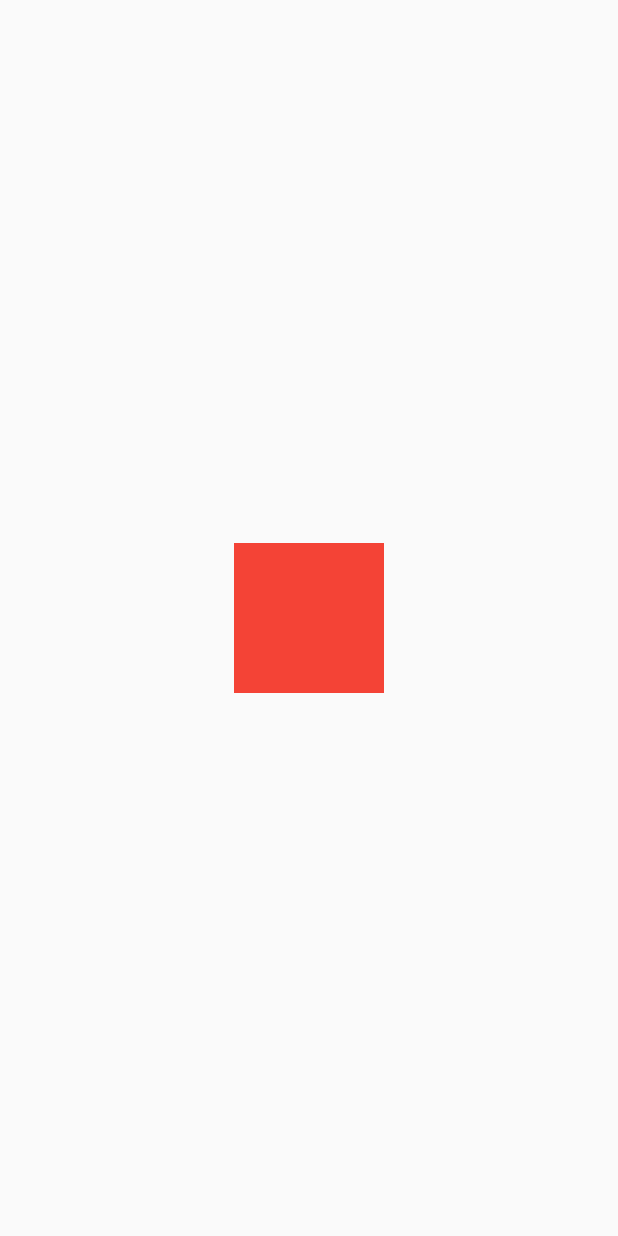
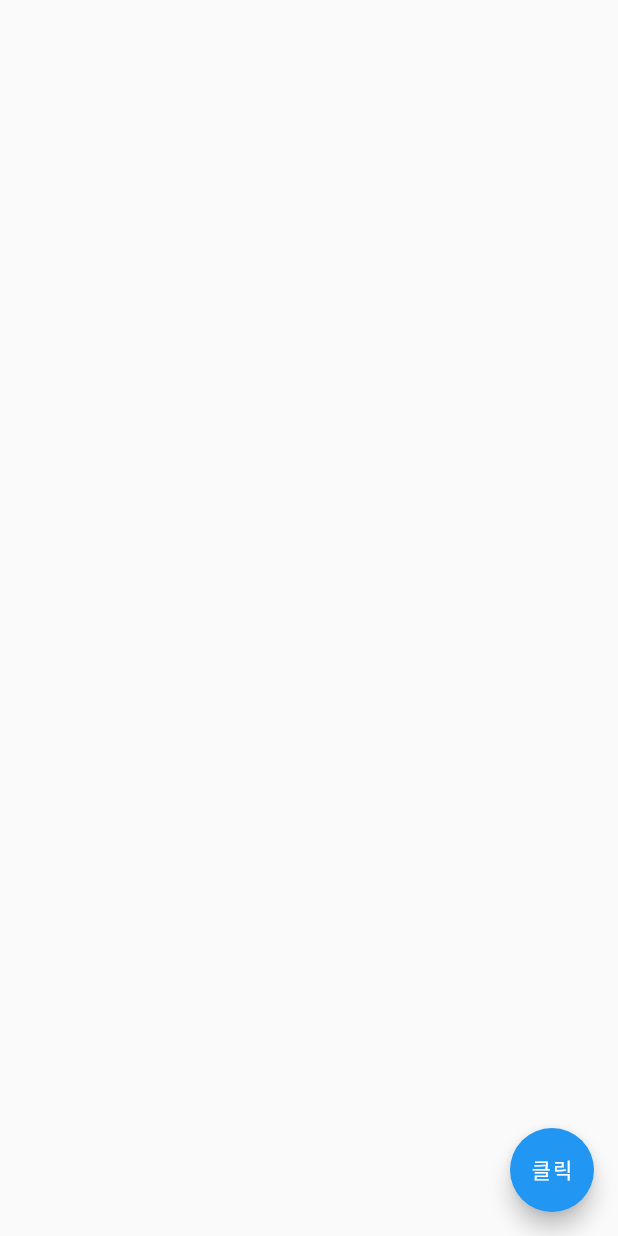
Before and after one commit to hwan33/flutter, a Flutter app: the screen it shows after launch, on a phone screen of 412 x 824 dp. Run offline on Flutter 3.47's test engine with Material 2 defaults, Android fonts, the phone set to English and light mode, and no system bars.

Commit message:
제스처 관련 위젯 - FloatingActionButton

```diff
--- a/lib/main.dart
+++ b/lib/main.dart
@@ -1,35 +1,20 @@
 import 'package:flutter/material.dart';
 
 void main() {
-  runApp(MyApp());
+  runApp(FloatingActionButtonExample());
 }
 
-class MyApp extends StatelessWidget {
+class FloatingActionButtonExample extends StatelessWidget {
 
   @override
   Widget build(BuildContext context) {
     return MaterialApp(
       home: Scaffold(
-        body: Center(
-          child: GestureDetector(
-            onTap: () {
-              print('on tap');
-            },
-            onDoubleTap: () {
-              print('on double tap');
-            },
-            onLongPress: (){
-              print('on long press');
-            },
-            child: Container(
-              decoration: BoxDecoration(
-                color: Colors.red,
-              ),
-              width: 100.0,
-              height: 100.0,
-            ),
-          ),
+        floatingActionButton: FloatingActionButton(
+          onPressed: () {},
+          child: Text('클릭'),
         ),
+        body: Container(),
       ),
     );
   }
```
